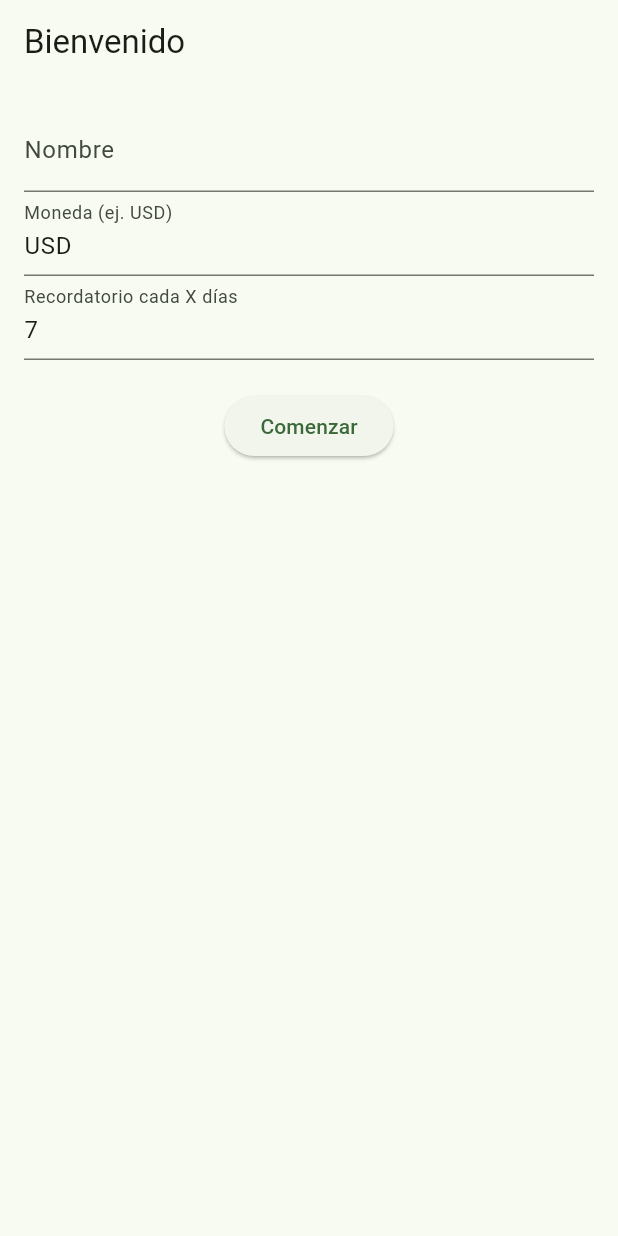
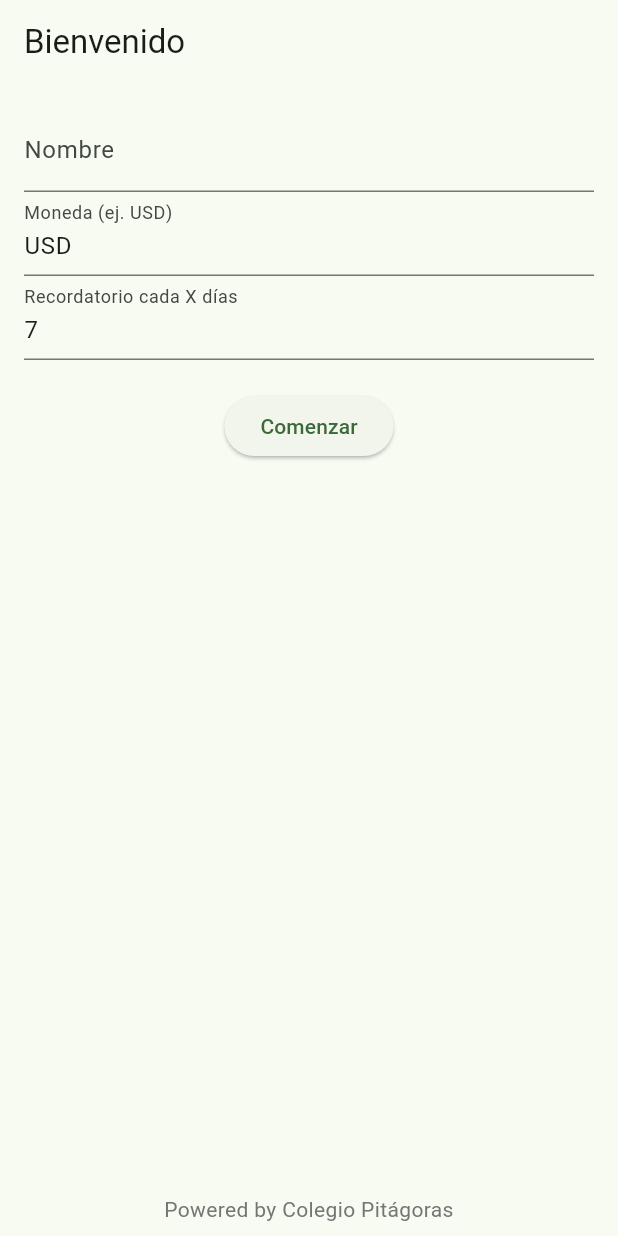
Before and after one commit to Lobachevski123/GastoInteligente, a Flutter app: the screen it shows after launch, on a phone screen of 412 x 824 dp. Run offline on Flutter 3.47's test engine with Material 3 defaults, Android fonts, the phone set to English and light mode, and no system bars; our stand-ins replace flutter_local_notifications, flutter_phoenix, flutter_svg, shared_preferences, timezone.

```diff
--- a/lib/main.dart
+++ b/lib/main.dart
@@ -2,8 +2,7 @@ import 'package:flutter/material.dart';
 import 'package:flutter_phoenix/flutter_phoenix.dart';
 import 'package:provider/provider.dart';
 import 'providers/budget_provider.dart';
-import 'screens/dashboard_screen.dart';
-import 'screens/onboarding_screen.dart';
+import 'screens/splash_screen.dart';
 import 'services/notification_service.dart';
 
 void main() async {
@@ -27,16 +26,13 @@ class MyApp extends StatelessWidget {
   // This widget is the root of your application.
   @override
   Widget build(BuildContext context) {
-    final provider = Provider.of<BudgetProvider>(context);
     return MaterialApp(
       title: 'Gasto inteligente',
       theme: ThemeData(
         colorScheme: ColorScheme.fromSeed(seedColor: Colors.green),
         useMaterial3: true,
       ),
-      home: provider.name.isEmpty
-          ? const OnboardingScreen()
-          : const DashboardScreen(),
+      home: const SplashScreen(),
     );
   }
 }
--- a/lib/screens/add_expense_screen.dart
+++ b/lib/screens/add_expense_screen.dart
@@ -2,6 +2,7 @@ import 'package:flutter/material.dart';
 import 'package:provider/provider.dart';
 
 import '../providers/budget_provider.dart';
+import '../widgets/powered_by_footer.dart';
 
 class AddExpenseScreen extends StatefulWidget {
   const AddExpenseScreen({super.key});
@@ -21,6 +22,7 @@ class _AddExpenseScreenState extends State<AddExpenseScreen> {
     final categories = ['Comida', 'Transporte', 'Ocio', 'Otros'];
     return Scaffold(
       appBar: AppBar(title: const Text('Añadir gasto')),
+      bottomNavigationBar: const PoweredByFooter(),
       body: Padding(
         padding: const EdgeInsets.all(16.0),
         child: Form(
--- a/lib/screens/dashboard_screen.dart
+++ b/lib/screens/dashboard_screen.dart
@@ -6,6 +6,7 @@ import 'package:provider/provider.dart';
 import '../providers/budget_provider.dart';
 import 'add_expense_screen.dart';
 import 'update_money_screen.dart';
+import '../widgets/powered_by_footer.dart';
 
 class DashboardScreen extends StatelessWidget {
   const DashboardScreen({super.key});
@@ -38,6 +39,7 @@ class DashboardScreen extends StatelessWidget {
             ),
         ],
       ),
+      bottomNavigationBar: const PoweredByFooter(),
       body: SingleChildScrollView(
         padding: const EdgeInsets.all(16),
         child: Column(
--- a/lib/screens/onboarding_screen.dart
+++ b/lib/screens/onboarding_screen.dart
@@ -3,6 +3,7 @@ import 'package:provider/provider.dart';
 
 import '../providers/budget_provider.dart';
 import 'dashboard_screen.dart';
+import '../widgets/powered_by_footer.dart';
 
 class OnboardingScreen extends StatefulWidget {
   const OnboardingScreen({super.key});
@@ -21,6 +22,7 @@ class _OnboardingScreenState extends State<OnboardingScreen> {
   Widget build(BuildContext context) {
     return Scaffold(
       appBar: AppBar(title: const Text('Bienvenido')),
+      bottomNavigationBar: const PoweredByFooter(),
       body: Padding(
         padding: const EdgeInsets.all(16.0),
         child: Form(
--- a/lib/screens/update_money_screen.dart
+++ b/lib/screens/update_money_screen.dart
@@ -2,6 +2,7 @@ import 'package:flutter/material.dart';
 import 'package:provider/provider.dart';
 
 import '../providers/budget_provider.dart';
+import '../widgets/powered_by_footer.dart';
 
 class UpdateMoneyScreen extends StatefulWidget {
   const UpdateMoneyScreen({super.key});
@@ -18,6 +19,7 @@ class _UpdateMoneyScreenState extends State<UpdateMoneyScreen> {
   Widget build(BuildContext context) {
     return Scaffold(
       appBar: AppBar(title: const Text('Actualizar dinero')),
+      bottomNavigationBar: const PoweredByFooter(),
       body: Padding(
         padding: const EdgeInsets.all(16.0),
         child: Form(
--- /dev/null
+++ b/lib/widgets/powered_by_footer.dart
@@ -0,0 +1,17 @@
+import 'package:flutter/material.dart';
+
+class PoweredByFooter extends StatelessWidget {
+  const PoweredByFooter({super.key});
+
+  @override
+  Widget build(BuildContext context) {
+    return Padding(
+      padding: const EdgeInsets.all(8.0),
+      child: Text(
+        'Powered by Colegio Pitágoras',
+        textAlign: TextAlign.center,
+        style: TextStyle(color: Colors.grey.shade600),
+      ),
+    );
+  }
+}
```
Also changed, not shown: lib/screens/splash_screen.dart (added, +90 -0 lines), pubspec.yaml (+4 -30 lines), assets/escudo.svg (added), assets/marca.svg (added), pubspec.lock.
